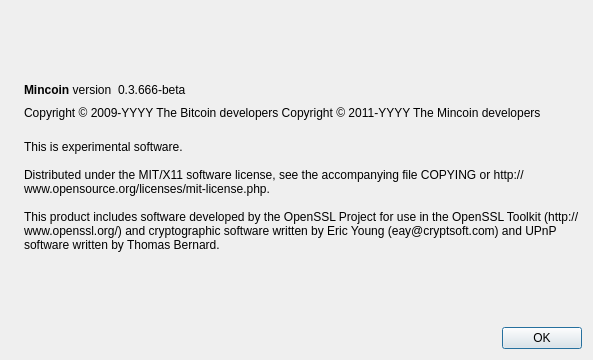
mincoin/mincoin, file src/qt/forms/aboutdialog.ui: the form before one commit.
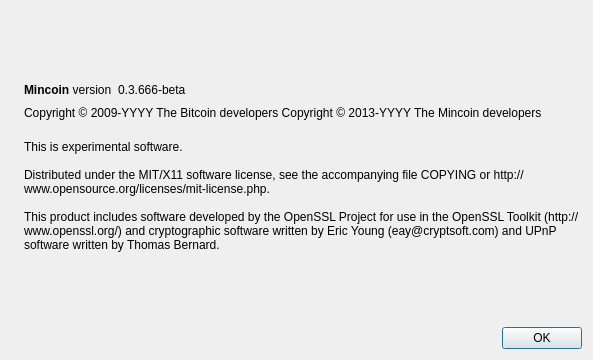
The form after the commit. Icons and pictures are not drawn.

Commit message: Update Copyright Year for Mincoin

Diff of the .ui file:
```diff
--- a/src/qt/forms/aboutdialog.ui
+++ b/src/qt/forms/aboutdialog.ui
@@ -92,7 +92,7 @@
        </property>
        <property name="text">
         <string notr="true">Copyright &amp;copy; 2009-YYYY The Bitcoin developers
-Copyright &amp;copy; 2011-YYYY The Mincoin developers</string>
+Copyright &amp;copy; 2013-YYYY The Mincoin developers</string>
        </property>
        <property name="textFormat">
         <enum>Qt::RichText</enum>
```
The commit also changes 2 other files.
